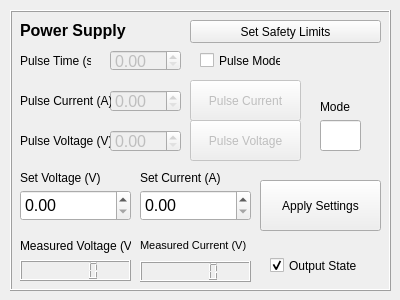
Before: the Qt Designer form lib/clients/gui/HP6033A_gui.ui in barium-project/barium, drawn with Qt 5.
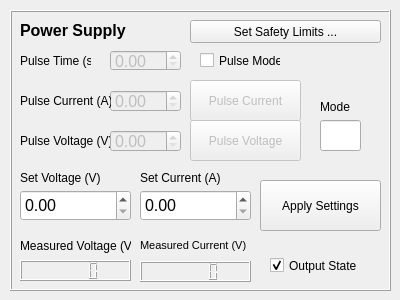
After: the same form once the commit is applied.

Patch:
```diff
--- a/lib/clients/gui/HP6033A_gui.ui
+++ b/lib/clients/gui/HP6033A_gui.ui
@@ -339,7 +339,7 @@
      </rect>
     </property>
     <property name="text">
-     <string>Set Safety Limits</string>
+     <string>Set Safety Limits ...</string>
     </property>
    </widget>
    <widget class="QPushButton" name="ps_apply_settings_button">
```
